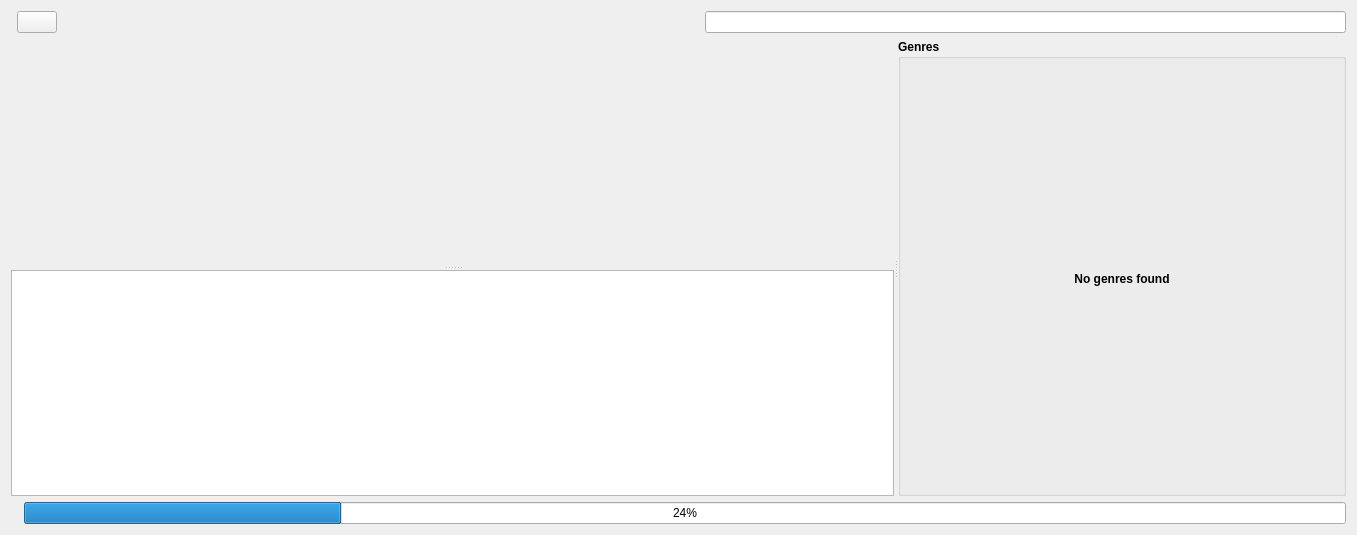
Old version of the form src/GUI/Library/GUI_LocalLibrary.ui in the repository return42/sayonara.
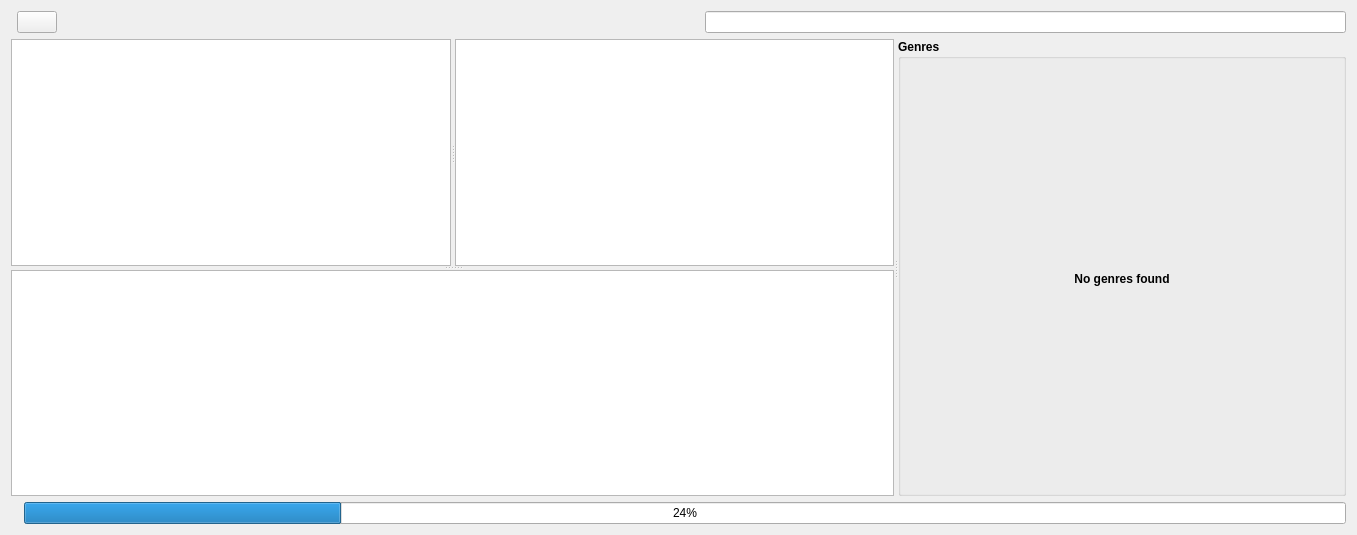
New version of the form. The open tabs and pages were chosen to show the change. Custom widgets are drawn as their Qt base class.

What changed in the file:
```diff
--- a/src/GUI/Library/GUI_LocalLibrary.ui
+++ b/src/GUI/Library/GUI_LocalLibrary.ui
@@ -198,20 +198,19 @@
          </item>
         </layout>
        </widget>
-       <widget class="QWidget" name="page_4">
-        <layout class="QGridLayout" name="gridLayout_8">
-         <property name="leftMargin">
-          <number>0</number>
-         </property>
-         <property name="topMargin">
-          <number>0</number>
-         </property>
-         <property name="rightMargin">
-          <number>0</number>
-         </property>
-         <property name="bottomMargin">
-          <number>0</number>
-         </property>
+       <widget class="QWidget" name="page_cover">
+        <layout class="QVBoxLayout" name="verticalLayout_2">
+         <item>
+          <widget class="QWidget" name="cover_topbar" native="true">
+           <property name="sizePolicy">
+            <sizepolicy hsizetype="Preferred" vsizetype="Maximum">
+             <horstretch>0</horstretch>
+             <verstretch>0</verstretch>
+            </sizepolicy>
+           </property>
+           <layout class="QHBoxLayout" name="horizontalLayout_2"/>
+          </widget>
+         </item>
         </layout>
        </widget>
       </widget>
```
